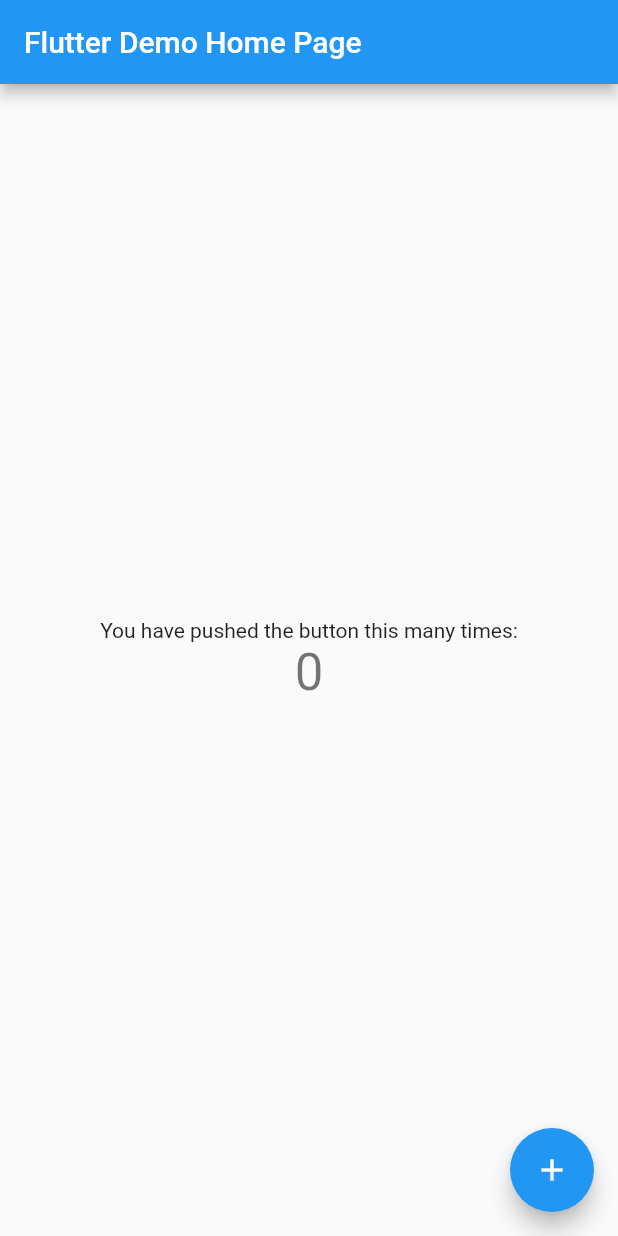
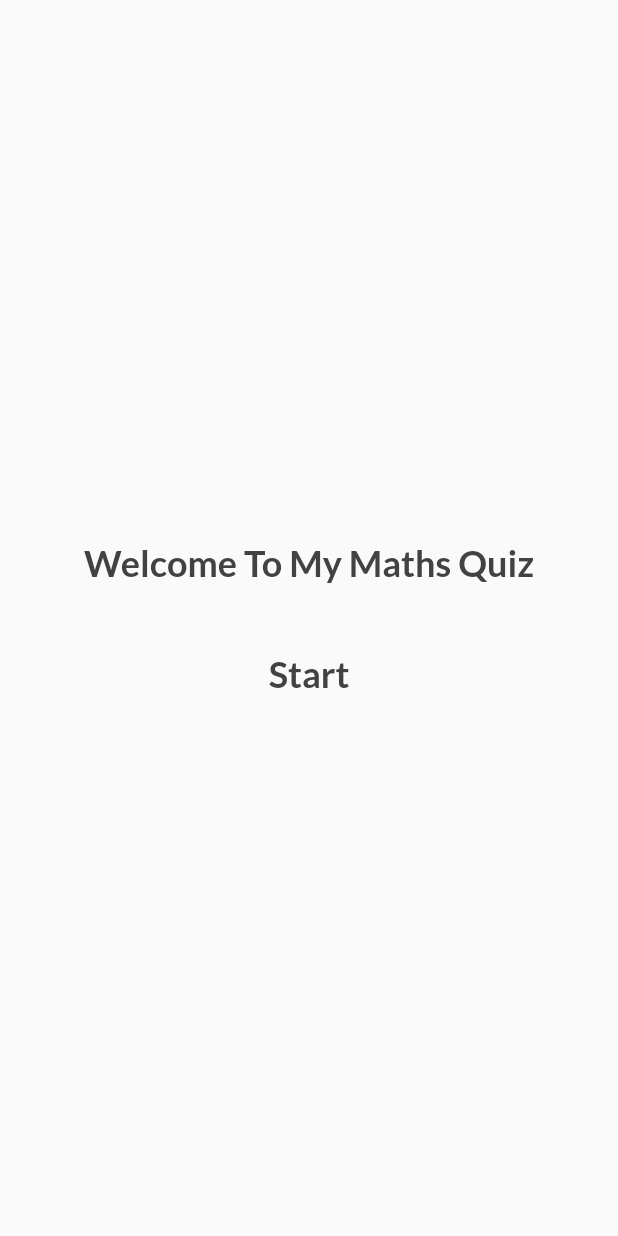
Before and after one commit to HighlandsCollege/diogo-m-maths-app, a Flutter app: the screen it shows after launch, on a phone screen of 412 x 824 dp. Run offline on Flutter 3.47's test engine with Material 2 defaults, Android fonts, the phone set to English and light mode, and no system bars; our stand-ins replace google_fonts.

Commit message:
Started work

```diff
--- a/lib/main.dart
+++ b/lib/main.dart
@@ -1,4 +1,5 @@
 import 'package:flutter/material.dart';
+import 'package:maths_app/screens/screens.dart';
 
 void main() {
   runApp(MyApp());
@@ -11,33 +12,15 @@
     return MaterialApp(
       title: 'Flutter Demo',
       theme: ThemeData(
-        // This is the theme of your application.
-        //
-        // Try running your application with "flutter run". You'll see the
-        // application has a blue toolbar. Then, without quitting the app, try
-        // changing the primarySwatch below to Colors.green and then invoke
-        // "hot reload" (press "r" in the console where you ran "flutter run",
-        // or simply save your changes to "hot reload" in a Flutter IDE).
-        // Notice that the counter didn't reset back to zero; the application
-        // is not restarted.
         primarySwatch: Colors.blue,
       ),
-      home: MyHomePage(title: 'Flutter Demo Home Page'),
+      home: Start(),
     );
   }
 }
 
 class MyHomePage extends StatefulWidget {
   MyHomePage({Key key, this.title}) : super(key: key);
-
-  // This widget is the home page of your application. It is stateful, meaning
-  // that it has a State object (defined below) that contains fields that affect
-  // how it looks.
-
-  // This class is the configuration for the state. It holds the values (in this
-  // case the title) provided by the parent (in this case the App widget) and
-  // used by the build method of the State. Fields in a Widget subclass are
-  // always marked "final".
 
   final String title;
 
@@ -50,51 +33,22 @@
 
   void _incrementCounter() {
     setState(() {
-      // This call to setState tells the Flutter framework that something has
-      // changed in this State, which causes it to rerun the build method below
-      // so that the display can reflect the updated values. If we changed
-      // _counter without calling setState(), then the build method would not be
-      // called again, and so nothing would appear to happen.
       _counter++;
     });
   }
 
   @override
   Widget build(BuildContext context) {
-    // This method is rerun every time setState is called, for instance as done
-    // by the _incrementCounter method above.
-    //
-    // The Flutter framework has been optimized to make rerunning build methods
-    // fast, so that you can just rebuild anything that needs updating rather
-    // than having to individually change instances of widgets.
     return Scaffold(
       appBar: AppBar(
-        // Here we take the value from the MyHomePage object that was created by
-        // the App.build method, and use it to set our appbar title.
         title: Text(widget.title),
       ),
       body: Center(
-        // Center is a layout widget. It takes a single child and positions it
-        // in the middle of the parent.
         child: Column(
-          // Column is also a layout widget. It takes a list of children and
-          // arranges them vertically. By default, it sizes itself to fit its
-          // children horizontally, and tries to be as tall as its parent.
-          //
-          // Invoke "debug painting" (press "p" in the console, choose the
-          // "Toggle Debug Paint" action from the Flutter Inspector in Android
-          // Studio, or the "Toggle Debug Paint" command in Visual Studio Code)
-          // to see the wireframe for each widget.
-          //
-          // Column has various properties to control how it sizes itself and
-          // how it positions its children. Here we use mainAxisAlignment to
-          // center the children vertically; the main axis here is the vertical
-          // axis because Columns are vertical (the cross axis would be
-          // horizontal).
           mainAxisAlignment: MainAxisAlignment.center,
           children: <Widget>[
             Text(
-              'You have pushed the button this many times:',
+              'I have no fucking clue what i am doing:',
             ),
             Text(
               '$_counter',
--- /dev/null
+++ b/lib/screens/screens.dart
@@ -0,0 +1,6 @@
+export 'start_screen.dart';
+export 'level_1.dart';
+export 'level_2.dart';
+export 'level_3.dart';
+export 'fail_scrren.dart';
+export 'results_screen.dart';
--- /dev/null
+++ b/lib/screens/start_screen.dart
@@ -0,0 +1,51 @@
+import 'package:flutter/material.dart';
+import 'package:google_fonts/google_fonts.dart';
+import 'package:maths_app/screens/screens.dart';
+
+class Start extends StatelessWidget {
+  @override
+  Widget build(BuildContext context) {
+    var size = MediaQuery.of(context).size;
+
+    return Scaffold(
+      body: SafeArea(
+        child: Center(
+          child: Container(
+            height: size.height / 8,
+            child: Column(
+              mainAxisAlignment: MainAxisAlignment.center,
+              children: [
+                Text(
+                  'Welcome To My Maths Quiz',
+                  style: GoogleFonts.lato(
+                    fontSize: 24,
+                    fontWeight: FontWeight.bold,
+                    color: Colors.grey[800]
+                  ),
+                ),
+                Spacer(),
+                GestureDetector(
+                  onTap: () => Navigator.push(
+                    context,
+                    PageRouteBuilder(
+                      pageBuilder: (context, _, __) => Level1(),
+                      transitionDuration: Duration(seconds: 0)
+                    )
+                  ),
+                  child: Text(
+                    'Start',
+                    style: GoogleFonts.lato(
+                      fontSize: 24,
+                      fontWeight: FontWeight.bold,
+                      color: Colors.grey[800]
+                    ),
+                  )
+                )
+              ],
+            ),
+          ),
+        ),
+      ),
+    );
+  }
+}
--- a/pubspec.yaml
+++ b/pubspec.yaml
@@ -28,6 +28,8 @@
   # The following adds the Cupertino Icons font to your application.
   # Use with the CupertinoIcons class for iOS style icons.
   cupertino_icons: ^1.0.2
+  google_fonts: ^2.0.0
+  http: ^0.13.1
 
 dev_dependencies:
   flutter_test:
```
Also changed, not shown: lib/models/data_model.dart (added, +54 -0 lines), lib/screens/level_1.dart (added, +86 -0 lines), lib/services/data.dart (added, +54 -0 lines), lib/screens/fail_scrren.dart (added), lib/screens/level_2.dart (added), lib/screens/level_3.dart (added), lib/screens/results_screen.dart (added), pubspec.lock, 1 other file.
